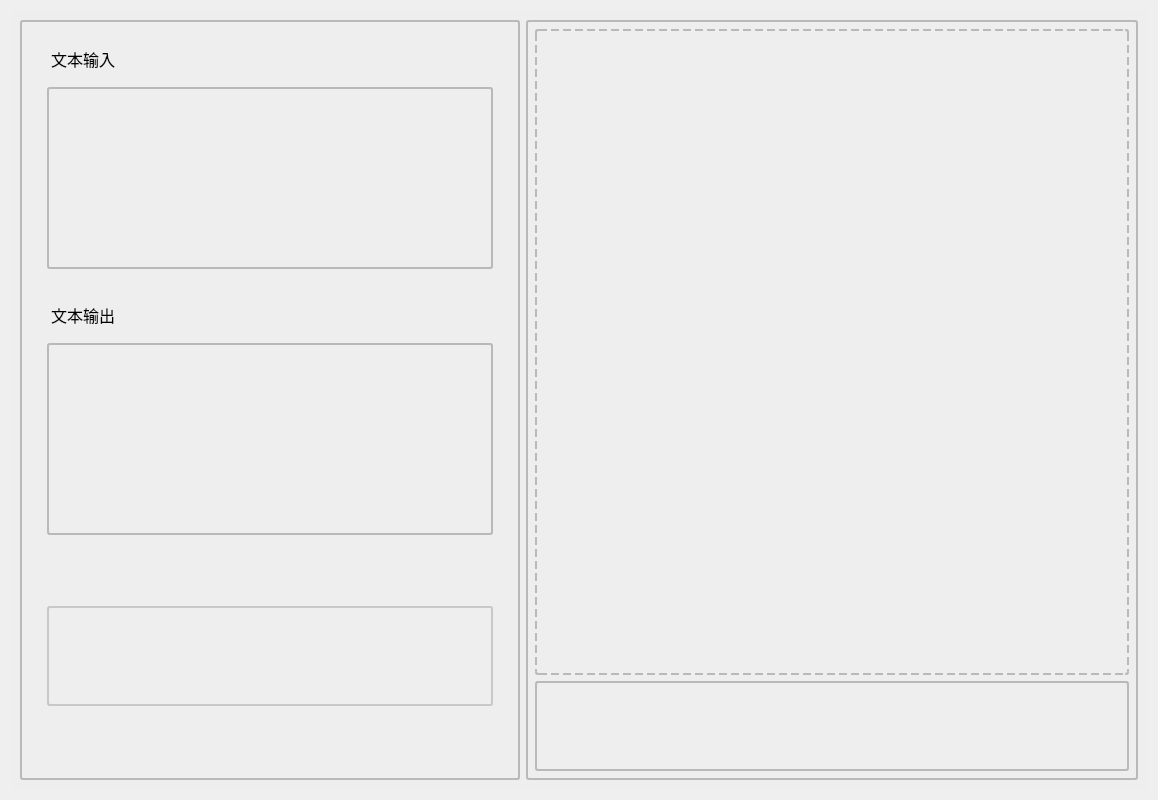
Qt form page.ui (miceVenus/Df_AIpractice) before a commit.
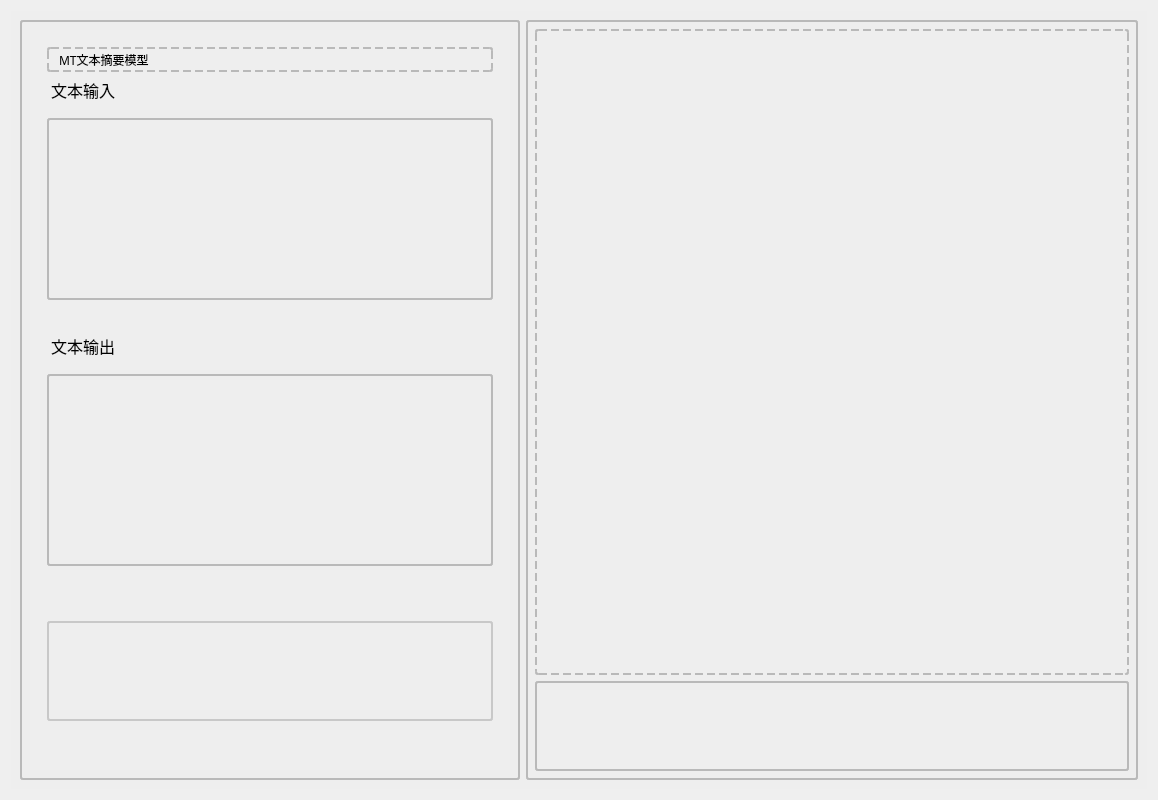
The same form after that commit. Icons and pictures are not drawn.

Commit message: 修复服务器线程错误，添加下拉框组件并调整布局

What changed in the file:
```diff
--- a/page.ui
+++ b/page.ui
@@ -113,6 +113,50 @@
                </sizepolicy>
               </property>
               <layout class="QVBoxLayout" name="verticalLayout_6">
+               <item>
+                <widget class="QComboBox" name="comboBox">
+                 <property name="font">
+                  <font>
+                   <family>Microsoft YaHei UI Light</family>
+                   <pointsize>9</pointsize>
+                  </font>
+                 </property>
+                 <property name="styleSheet">
+                  <string notr="true">
+QComboBox {
+    border-radius: 3px;
+    padding: 1px 2px 1px 2px;  
+    min-width: 9em;  
+
+	border-style:dashed;
+	border-width:2px;
+	border-color:rgb(185, 185, 185);
+	background-color:rgb(238, 238, 238);
+	padding-left: 10px;
+}
+QComboBox::drop-down {
+    subcontrol-origin: padding;
+    subcontrol-position: top right;
+    width: 50px;
+
+    border-top-right-radius: 3px;
+    border-bottom-right-radius: 3px;
+}
+
+</string>
+                 </property>
+                 <item>
+                  <property name="text">
+                   <string>MT文本摘要模型</string>
+                  </property>
+                 </item>
+                 <item>
+                  <property name="text">
+                   <string>MT对话摘要模型</string>
+                  </property>
+                 </item>
+                </widget>
+               </item>
                <item>
                 <widget class="QLabel" name="label">
                  <property name="sizePolicy">
@@ -266,7 +310,7 @@
               <property name="styleSheet">
                <string notr="true">border:none</string>
               </property>
-              <layout class="QHBoxLayout" name="horizontalLayout_7">
+              <layout class="QVBoxLayout" name="verticalLayout_7">
                <item>
                 <widget class="QPushButton" name="Mt5Button_3">
                  <property name="sizePolicy">
```
The commit also changes 3 other files.
